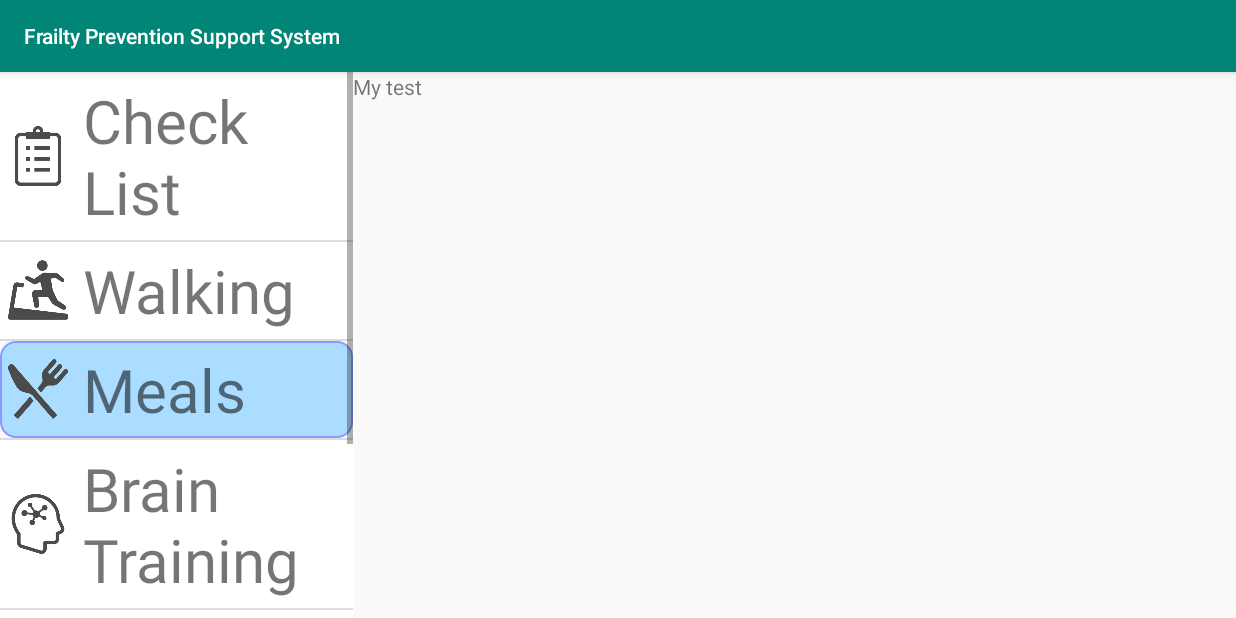
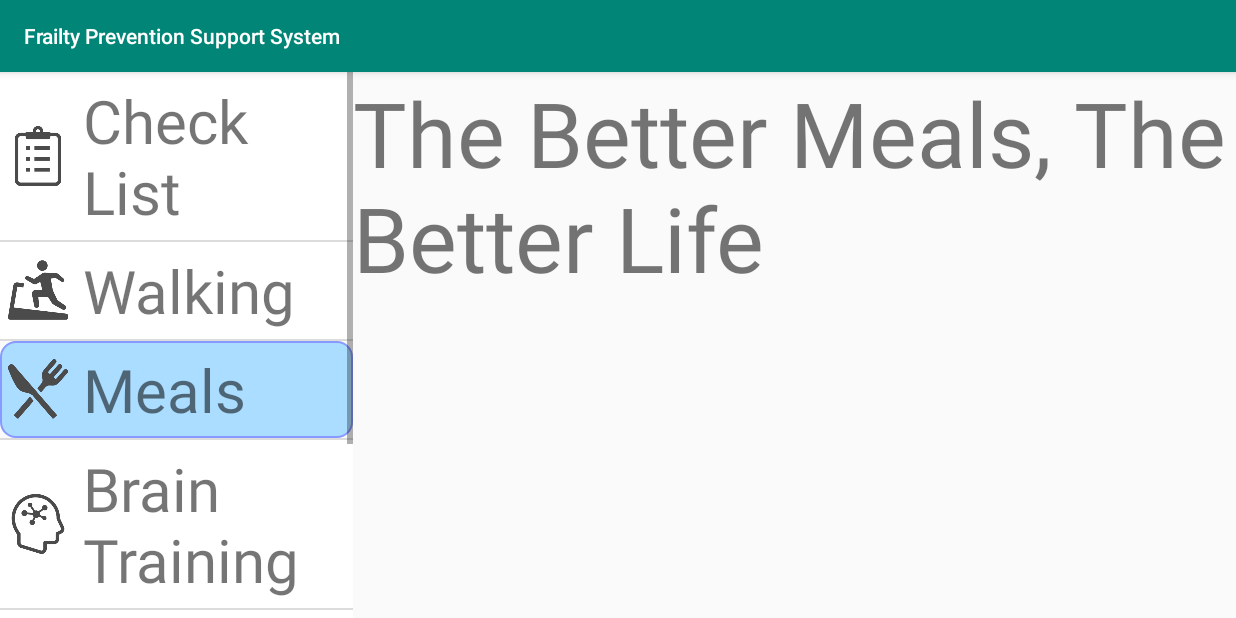
Before and after one commit to oklb2018st07/FrailtyPreventionSupportSystem, an Android app: the screen it shows after launch (MainActivity), after a tap on "Meals", on a phone screen of 824 x 412 dp (held sideways). Run offline under Robolectric (Android 15) with nearby library versions, the light colour scheme and no system bars; 2 other taps on this screen came first.

Commit message:
Implement dynamic view switching

```diff
--- a/app/src/main/java/com/oklb2018/frailtypreventionsupportsystem/MainActivity.kt
+++ b/app/src/main/java/com/oklb2018/frailtypreventionsupportsystem/MainActivity.kt
@@ -16,6 +16,10 @@ class MainActivity : AppCompatActivity() {
 
     val titles = listOf("Check List", "Walking", "Meals", "Brain Training", "My Data", "Find Activity")
 
+    /**
+     * 下記より拝借
+     * http://icooon-mono.com/
+     */
     val images = listOf(
         R.drawable.icon01, R.drawable.icon02, R.drawable.icon03,
         R.drawable.icon04, R.drawable.icon05, R.drawable.icon06
@@ -37,10 +41,45 @@ class MainActivity : AppCompatActivity() {
 
         listView1.setOnItemClickListener { parent, view, pos, id ->
             run {
-                Log.d("MainActivity", "button click")
-                Log.d("MainActivity", "second click")
+                Log.d("MainActivity", "item click, pos = $pos, id = $id")
                 for (v in parent.touchables) v.setBackgroundResource(R.drawable.colored_rectangler_00)
                 parent.getChildAt(pos).setBackgroundResource(R.drawable.colored_rectangler_01)
+                when (id) {
+                    0L -> {
+                        Log.d("MainActivity", "check, pos = $pos, id = $id")
+                        subContentArea.removeAllViews()
+                        layoutInflater.inflate(R.layout.sub_activity_main_checklist, subContentArea)
+                    }
+                    1L -> {
+                        Log.d("MainActivity", "walk, pos = $pos, id = $id")
+                        subContentArea.removeAllViews()
+                        layoutInflater.inflate(R.layout.sub_activity_main_walking, subContentArea)
+                    }
+                    2L -> {
+                        Log.d("MainActivity", "walk, pos = $pos, id = $id")
+                        subContentArea.removeAllViews()
+                        layoutInflater.inflate(R.layout.sub_activity_main_meals, subContentArea)
+                    }
+                    3L -> {
+                        Log.d("MainActivity", "walk, pos = $pos, id = $id")
+                        subContentArea.removeAllViews()
+                        layoutInflater.inflate(R.layout.sub_activity_main_brain_training, subContentArea)
+                    }
+                    4L -> {
+                        Log.d("MainActivity", "walk, pos = $pos, id = $id")
+                        subContentArea.removeAllViews()
+                        layoutInflater.inflate(R.layout.sub_activity_main_user_data, subContentArea)
+                    }
+                    5L -> {
+                        Log.d("MainActivity", "walk, pos = $pos, id = $id")
+                        subContentArea.removeAllViews()
+                        layoutInflater.inflate(R.layout.sub_activity_main_find_community, subContentArea)
+                    }
+                    else -> {
+                        Log.d("MainActivity", "else, pos = $pos, id = $id")
+                        subContentArea.removeAllViews()
+                    }
+                }
             }
         }
     }
@@ -65,7 +104,7 @@ class MenuListAdapter(context: Context, menus: List<MenuListData>) : ArrayAdapte
         context.getSystemService(Context.LAYOUT_INFLATER_SERVICE) as LayoutInflater
 
     override fun getView(position: Int, convertView: View?, parent: ViewGroup): View {
-        var viewHolder: ViewHolder? = null
+        var viewHolder: ViewHolder?
         var view = convertView
         if (view == null) {
             view = layoutInflater.inflate(R.layout.list_items_1, parent, false)
--- a/app/src/main/res/layout/activity_main.xml
+++ b/app/src/main/res/layout/activity_main.xml
@@ -19,7 +19,8 @@
     <LinearLayout
             android:layout_width="0dp"
             android:layout_height="match_parent"
-            android:layout_weight="10">
+            android:layout_weight="10"
+            android:id="@+id/subContentArea">
         <TextView
                 android:layout_width="match_parent"
                 android:layout_height="wrap_content"
--- /dev/null
+++ b/app/src/main/res/layout/sub_activity_main_meals.xml
@@ -0,0 +1,16 @@
+<?xml version="1.0" encoding="utf-8"?>
+<LinearLayout
+        xmlns:android="http://schemas.android.com/apk/res/android"
+        xmlns:tools="http://schemas.android.com/tools"
+        android:layout_width="match_parent"
+        android:layout_height="match_parent"
+        tools:context=".MainActivity"
+        android:orientation="horizontal"
+        android:paddingLeft="0dp"
+        android:paddingRight="0dp">
+
+    <TextView android:layout_width="wrap_content" android:layout_height="wrap_content"
+              android:text="The Better Meals, The Better Life"
+              android:textSize="60dp"/>
+
+</LinearLayout>
```
Also changed, not shown: app/src/main/res/layout/sub_activity_main_brain_training.xml (added, +16 -0 lines), app/src/main/res/layout/sub_activity_main_checklist.xml (added, +16 -0 lines), app/src/main/res/layout/sub_activity_main_find_community.xml (added, +16 -0 lines), app/src/main/res/layout/sub_activity_main_user_data.xml (added, +16 -0 lines), app/src/main/res/layout/sub_activity_main_walking.xml (added, +16 -0 lines).
